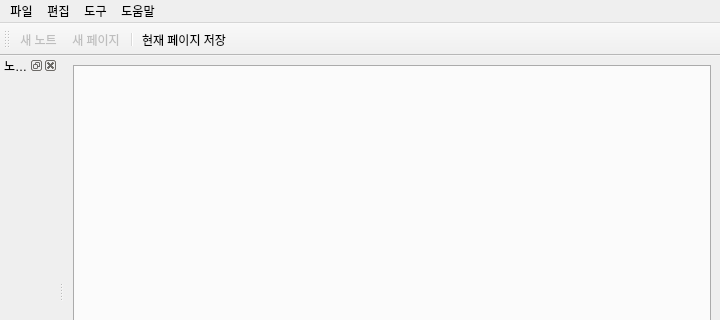
bluekyu/kyuNotebook, file ui/mainWindow.ui: the form before one commit; both pictures show x 0 to 720 and y 0 to 320 of the 720 by 547 pixel window.
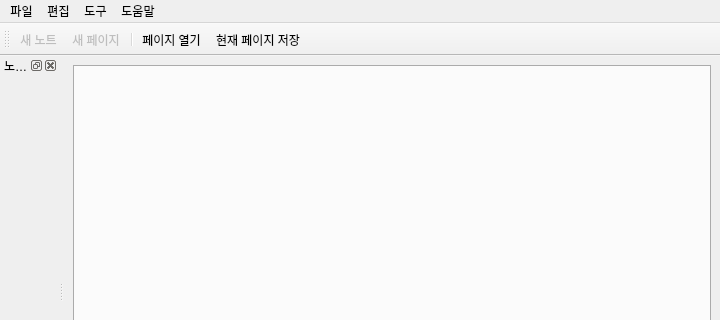
The form after the commit.

Commit message:
페이지 이름 변경 기능 추가(미완성)
xml 에서 페이지 이름 변경 필요. 페이지 열기 기능 변경

```diff
--- a/ui/mainWindow.ui
+++ b/ui/mainWindow.ui
@@ -87,6 +87,7 @@
    <addaction name="newNoteAction"/>
    <addaction name="newPageAction"/>
    <addaction name="separator"/>
+   <addaction name="openPageAction"/>
    <addaction name="pageSaveAction"/>
   </widget>
   <widget class="QDockWidget" name="noteTreeDockWidget">
@@ -134,6 +135,16 @@
     <string>모든 페이지 저장</string>
    </property>
   </action>
+  <action name="titleChangeAction">
+   <property name="text">
+    <string>이름 바꾸기</string>
+   </property>
+  </action>
+  <action name="openPageAction">
+   <property name="text">
+    <string>페이지 열기</string>
+   </property>
+  </action>
  </widget>
  <resources/>
  <connections>
```
Left out of the diff: 2 changed lines with no effect on the pictures. The commit also changes 5 other files.
